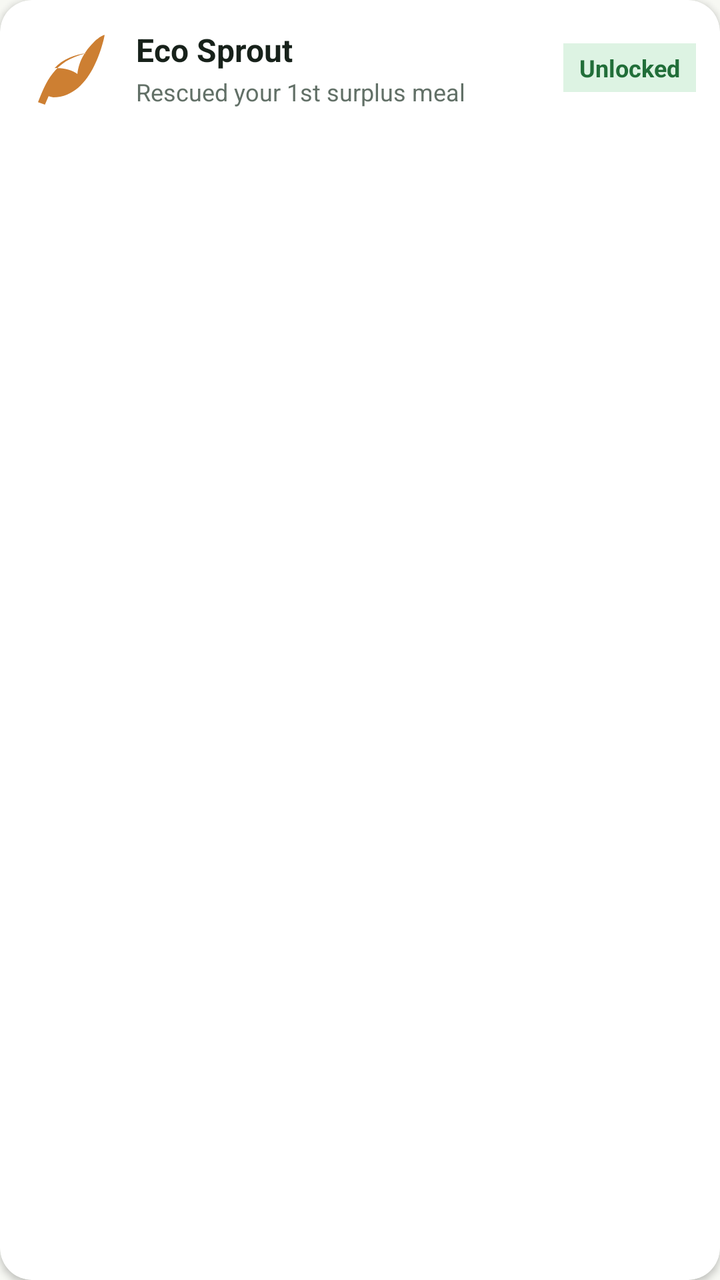
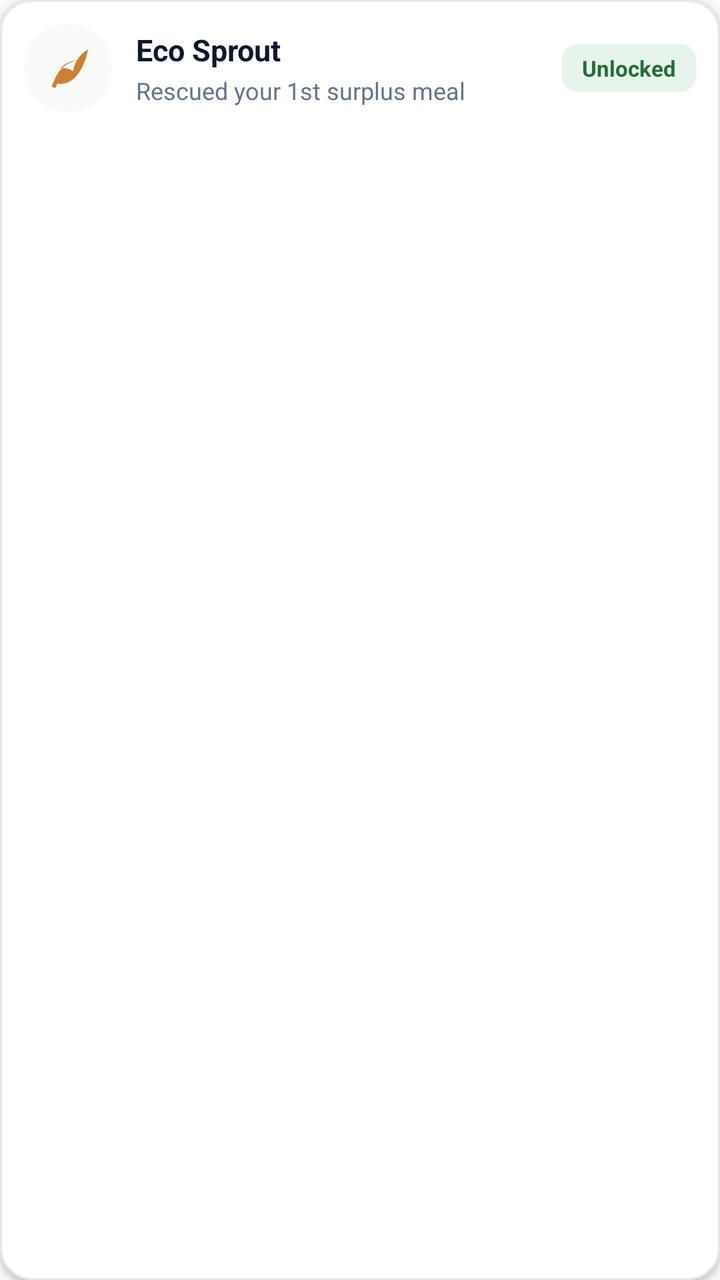

Screens rendered from an Android XML layout before and after an edit, with the pre-edit source and the edit as a unified diff.
<!-- AndroidManifest.xml: application theme Theme.MAD_Group13_FoodHero -->
<!-- res/layout/item_badge.xml -->
<?xml version="1.0" encoding="utf-8"?>
<com.google.android.material.card.MaterialCardView xmlns:android="http://schemas.android.com/apk/res/android"
    xmlns:app="http://schemas.android.com/apk/res-auto"
    style="@style/Widget.FoodHero.Card"
    android:layout_width="match_parent"
    android:layout_height="wrap_content"
    android:layout_marginTop="@dimen/spacing_4"
    android:layout_marginBottom="@dimen/spacing_4">

    <LinearLayout
        android:layout_width="match_parent"
        android:layout_height="wrap_content"
        android:gravity="center_vertical"
        android:orientation="horizontal"
        android:padding="@dimen/spacing_12">

        <ImageView
            android:id="@+id/iv_badge_icon"
            android:layout_width="44dp"
            android:layout_height="44dp"
            android:contentDescription="@null"
            android:src="@drawable/ic_eco_leaf"
            app:tint="@color/badge_bronze" />

        <LinearLayout
            android:layout_width="0dp"
            android:layout_height="wrap_content"
            android:layout_marginStart="@dimen/spacing_12"
            android:layout_weight="1"
            android:orientation="vertical">

            <TextView
                android:id="@+id/tv_badge_title"
                android:layout_width="wrap_content"
                android:layout_height="wrap_content"
                android:text="Eco Sprout"
                android:textColor="@color/colorTextPrimary"
                android:textSize="@dimen/text_size_action"
                android:textStyle="bold" />

            <TextView
                android:id="@+id/tv_badge_description"
                android:layout_width="wrap_content"
                android:layout_height="wrap_content"
                android:layout_marginTop="@dimen/spacing_2"
                android:text="Rescued your 1st surplus meal"
                android:textColor="@color/colorTextSecondary"
                android:textSize="@dimen/text_size_caption" />
        </LinearLayout>

        <TextView
            android:id="@+id/tv_badge_status"
            android:layout_width="wrap_content"
            android:layout_height="wrap_content"
            android:background="@color/colorPrimaryContainer"
            android:paddingStart="@dimen/spacing_8"
            android:paddingTop="@dimen/spacing_4"
            android:paddingEnd="@dimen/spacing_8"
            android:paddingBottom="@dimen/spacing_4"
            android:text="Unlocked"
            android:textColor="@color/colorPrimary"
            android:textSize="@dimen/text_size_caption"
            android:textStyle="bold" />
    </LinearLayout>
</com.google.android.material.card.MaterialCardView>
<!-- resources referenced by this layout -->
<resources>
  <color name="badge_bronze">#CD7F32</color>
  <color name="colorPrimary">#216E39</color>
  <color name="colorPrimaryContainer">#DDF3E3</color>
  <color name="colorTextPrimary">#17211A</color>
  <color name="colorTextSecondary">#627067</color>
  <dimen name="spacing_12">12dp</dimen>
  <dimen name="spacing_2">2dp</dimen>
  <dimen name="spacing_4">4dp</dimen>
  <dimen name="spacing_8">8dp</dimen>
  <dimen name="text_size_action">16sp</dimen>
  <dimen name="text_size_caption">12sp</dimen>
  <!-- drawable ic_eco_leaf (drawable) -->
  <vector xmlns:android="http://schemas.android.com/apk/res/android"
      android:width="24dp"
      android:height="24dp"
      android:viewportWidth="24"
      android:viewportHeight="24">
      <path
          android:fillColor="@color/colorPrimary"
          android:pathData="M17,8C8,10 5.9,16.17 3.82,21.34L5.71,22l1,-2.3A4.49,4.49 0,0 0,8 20C19,20 22,3 22,3c0,0 -1,0 -3,2 -3.42,3.41 -4.17,6.47 -4.43,8.65C13.23,12.59 11.23,12.04 9,12c-0.23,0 -0.45,0.01 -0.67,0.03C10.5,9.6 13.88,8.27 17,8z" />
  </vector>
  <style name="Widget.FoodHero.Card" parent="Widget.MaterialComponents.CardView">
          <item name="cardCornerRadius">@dimen/corner_card</item>
          <item name="cardElevation">@dimen/elevation_card</item>
          <item name="cardBackgroundColor">@color/colorSurface</item>
          <item name="cardMaxElevation">@dimen/elevation_card_elevated</item>
          <item name="android:clipToPadding">false</item>
      </style>
  <style name="Theme.MAD_Group13_FoodHero" parent="Theme.MaterialComponents.DayNight.NoActionBar">
          
          <item name="colorPrimary">@color/colorPrimary</item>
          <item name="colorPrimaryVariant">@color/colorPrimaryDark</item>
          <item name="colorOnPrimary">@color/white</item>
          
          <item name="colorSecondary">@color/colorAccent</item>
          <item name="colorSecondaryVariant">@color/colorAccentContainer</item>
          <item name="colorOnSecondary">@color/white</item>
          
          <item name="android:windowBackground">@color/colorBackground</item>
          <item name="colorSurface">@color/colorSurface</item>
          <item name="colorOnSurface">@color/colorTextPrimary</item>
          <item name="colorError">@color/colorError</item>
          
          <item name="android:statusBarColor">@color/colorPrimaryDark</item>
          <item name="android:navigationBarColor">@color/colorSurface</item>
          <item name="android:windowLightNavigationBar" tools:targetApi="o_mr1">true</item>
      </style>
  <dimen name="corner_card">16dp</dimen>
  <dimen name="elevation_card">2dp</dimen>
  <color name="colorSurface">#FFFFFF</color>
  <dimen name="elevation_card_elevated">6dp</dimen>
  <color name="colorPrimaryDark">#123C25</color>
  <color name="white">#FFFFFF</color>
  <color name="colorAccent">#FF9800</color>
  <color name="colorAccentContainer">#FFF1D6</color>
  <color name="colorBackground">#F7F8F3</color>
  <color name="colorError">#B3261E</color>
</resources>

<!-- the commit's change to res/layout/item_badge.xml (unified diff, before → after) -->
@@ -14,13 +14,21 @@
         android:orientation="horizontal"
         android:padding="@dimen/spacing_12">
 
-        <ImageView
-            android:id="@+id/iv_badge_icon"
+        <FrameLayout
             android:layout_width="44dp"
             android:layout_height="44dp"
-            android:contentDescription="@null"
-            android:src="@drawable/ic_eco_leaf"
-            app:tint="@color/badge_bronze" />
+            android:background="@drawable/bg_circle_container"
+            android:backgroundTint="@color/colorBackground">
+
+            <ImageView
+                android:id="@+id/iv_badge_icon"
+                android:layout_width="24dp"
+                android:layout_height="24dp"
+                android:layout_gravity="center"
+                android:contentDescription="@null"
+                android:src="@drawable/ic_eco_leaf"
+                app:tint="@color/badge_bronze" />
+        </FrameLayout>
 
         <LinearLayout
             android:layout_width="0dp"
@@ -35,14 +43,14 @@
                 android:layout_height="wrap_content"
                 android:text="Eco Sprout"
                 android:textColor="@color/colorTextPrimary"
-                android:textSize="@dimen/text_size_action"
+                android:textSize="15sp"
                 android:textStyle="bold" />
 
             <TextView
                 android:id="@+id/tv_badge_description"
                 android:layout_width="wrap_content"
                 android:layout_height="wrap_content"
-                android:layout_marginTop="@dimen/spacing_2"
+                android:layout_marginTop="2dp"
                 android:text="Rescued your 1st surplus meal"
                 android:textColor="@color/colorTextSecondary"
                 android:textSize="@dimen/text_size_caption" />
@@ -51,15 +59,15 @@
         <TextView
             android:id="@+id/tv_badge_status"
             android:layout_width="wrap_content"
-            android:layout_height="wrap_content"
-            android:background="@color/colorPrimaryContainer"
-            android:paddingStart="@dimen/spacing_8"
-            android:paddingTop="@dimen/spacing_4"
-            android:paddingEnd="@dimen/spacing_8"
-            android:paddingBottom="@dimen/spacing_4"
+            android:layout_height="24dp"
+            android:background="@drawable/bg_badge_rounded"
+            android:backgroundTint="@color/colorPrimaryContainer"
+            android:gravity="center"
+            android:paddingStart="@dimen/spacing_10"
+            android:paddingEnd="@dimen/spacing_10"
             android:text="Unlocked"
             android:textColor="@color/colorPrimary"
-            android:textSize="@dimen/text_size_caption"
+            android:textSize="11sp"
             android:textStyle="bold" />
     </LinearLayout>
 </com.google.android.material.card.MaterialCardView>
<!-- resource entries referenced after the edit -->
@@ -2,15 +2,26 @@
 <resources>
   <color name="badge_bronze">#CD7F32</color>
   <color name="colorPrimary">#216E39</color>
-  <color name="colorPrimaryContainer">#DDF3E3</color>
-  <color name="colorTextPrimary">#17211A</color>
-  <color name="colorTextSecondary">#627067</color>
+  <color name="colorPrimaryContainer">#E6F4EA</color>
+  <color name="colorTextPrimary">#0F172A</color>
+  <color name="colorTextSecondary">#64748B</color>
+  <dimen name="spacing_10">10dp</dimen>
   <dimen name="spacing_12">12dp</dimen>
-  <dimen name="spacing_2">2dp</dimen>
   <dimen name="spacing_4">4dp</dimen>
-  <dimen name="spacing_8">8dp</dimen>
-  <dimen name="text_size_action">16sp</dimen>
   <dimen name="text_size_caption">12sp</dimen>
+  <!-- drawable bg_badge_rounded (drawable) -->
+  <?xml version="1.0" encoding="utf-8"?>
+  <shape xmlns:android="http://schemas.android.com/apk/res/android"
+      android:shape="rectangle">
+      <corners android:radius="@dimen/corner_badge" />
+      <solid android:color="@color/colorPrimaryContainer" />
+  </shape>
+  <!-- drawable bg_circle_container (drawable) -->
+  <?xml version="1.0" encoding="utf-8"?>
+  <shape xmlns:android="http://schemas.android.com/apk/res/android"
+      android:shape="oval">
+      <solid android:color="@color/colorPrimaryContainer" />
+  </shape>
   <!-- drawable ic_eco_leaf (drawable) -->
   <vector xmlns:android="http://schemas.android.com/apk/res/android"
       android:width="24dp"
@@ -26,6 +37,8 @@
           <item name="cardElevation">@dimen/elevation_card</item>
           <item name="cardBackgroundColor">@color/colorSurface</item>
           <item name="cardMaxElevation">@dimen/elevation_card_elevated</item>
+          <item name="strokeColor">@color/colorCardBorder</item>
+          <item name="strokeWidth">1dp</item>
           <item name="android:clipToPadding">false</item>
       </style>
   <style name="Theme.MAD_Group13_FoodHero" parent="Theme.MaterialComponents.DayNight.NoActionBar">
@@ -47,15 +60,17 @@
           <item name="android:navigationBarColor">@color/colorSurface</item>
           <item name="android:windowLightNavigationBar" tools:targetApi="o_mr1">true</item>
       </style>
+  <dimen name="corner_badge">8dp</dimen>
   <dimen name="corner_card">16dp</dimen>
   <dimen name="elevation_card">2dp</dimen>
   <color name="colorSurface">#FFFFFF</color>
-  <dimen name="elevation_card_elevated">6dp</dimen>
+  <dimen name="elevation_card_elevated">4dp</dimen>
+  <color name="colorCardBorder">#E5E7EB</color>
   <color name="colorPrimaryDark">#123C25</color>
   <color name="white">#FFFFFF</color>
-  <color name="colorAccent">#FF9800</color>
-  <color name="colorAccentContainer">#FFF1D6</color>
-  <color name="colorBackground">#F7F8F3</color>
-  <color name="colorError">#B3261E</color>
+  <color name="colorAccent">#F59E0B</color>
+  <color name="colorAccentContainer">#FEF3C7</color>
+  <color name="colorBackground">#F8FAF8</color>
+  <color name="colorError">#DC2626</color>
 </resources>
 
